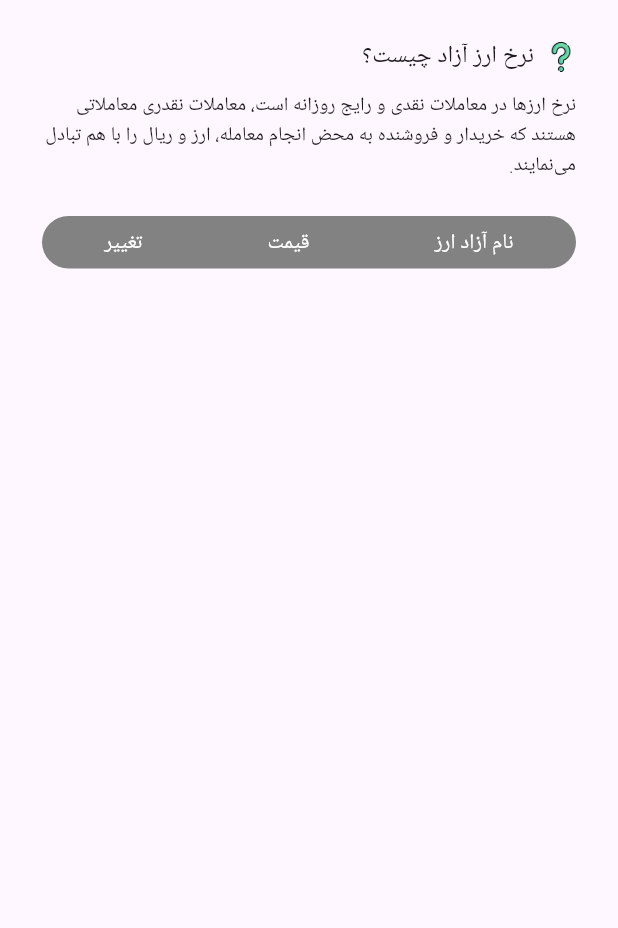
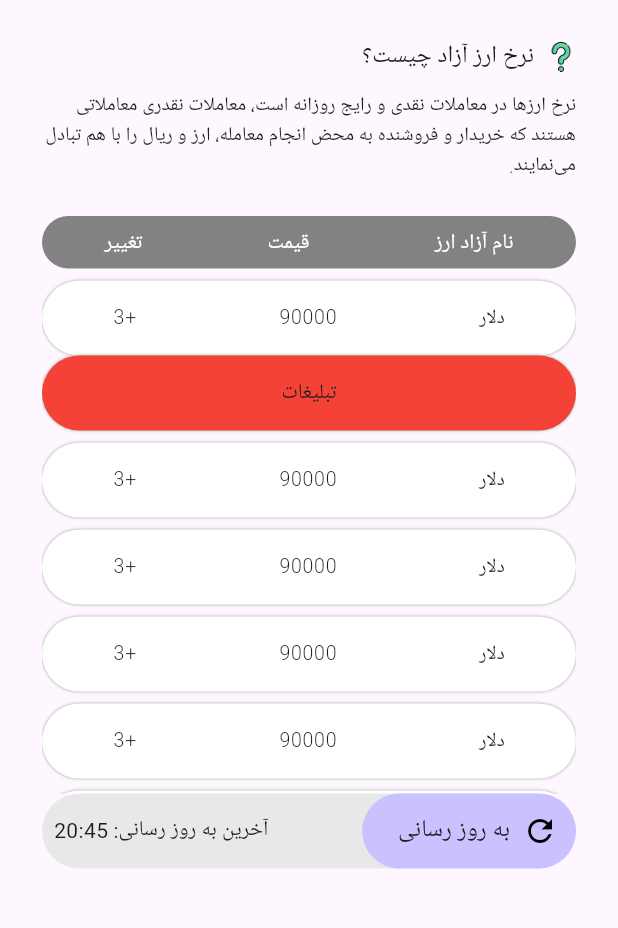
Before and after one commit to mohadesealijanii/flutter, a Flutter app: the screen it shows after launch, on a phone screen of 412 x 824 dp, the part 84-1012 px from its top. Run offline on Flutter 3.47's test engine with Material 3 defaults, Android fonts, the phone set to English and light mode, and no system bars; Roboto replaces fonts that are missing (irancell).

Commit message:
sun office

```diff
--- a/lib/main.dart
+++ b/lib/main.dart
@@ -1,3 +1,4 @@
+import 'package:flutter/cupertino.dart';
 import 'package:flutter/material.dart';
 import 'package:flutter_localizations/flutter_localizations.dart';
 
@@ -73,7 +74,7 @@ class Home extends StatelessWidget {
           const SizedBox(width: 8),
         ],
       ),
-      body: Padding(
+      body: SingleChildScrollView(
         padding: const EdgeInsets.all(28.0),
         child: Column(
           children: [
@@ -121,9 +122,142 @@ class Home extends StatelessWidget {
                 ),
               ),
             ),
+            SizedBox(
+              width: double.infinity,
+              height: 350,
+              child: ListView.separated(
+                physics: BouncingScrollPhysics(),
+                itemCount: 20,
+                itemBuilder: (BuildContext context, int position) {
+                  return Padding(
+                    padding: const EdgeInsets.fromLTRB(0, 8, 0, 0),
+                    child: MyItem(),
+                  );
+                },
+                separatorBuilder: (BuildContext context, int index) {
+                  if (index % 9 == 0) {
+                    return Ads();
+                  } else {
+                    return SizedBox.shrink();
+                  }
+                },
+              ),
+            ),
+            Container(
+              width: double.infinity,
+              height: 50,
+              decoration: BoxDecoration(
+                color: Color.fromARGB(255, 232, 232, 232),
+                borderRadius: BorderRadius.circular(1000),
+              ),
+              child: Row(
+                mainAxisAlignment: MainAxisAlignment.spaceBetween,
+                children: [
+                  SizedBox(
+                    height: 50,
+                    child: TextButton.icon(
+                      style: ButtonStyle(
+                        backgroundColor: WidgetStateProperty.all(
+                          Color.fromARGB(255, 202, 193, 255),
+                        ),
+                        shape: WidgetStateProperty.all<RoundedRectangleBorder>(
+                          RoundedRectangleBorder(
+                            borderRadius: BorderRadius.circular(1000),
+                          ),
+                        ),
+                      ),
+                      onPressed: () => _showSnackBar(
+                        context,
+                        "به روز رسانی با موفقیت انجام شد!",
+                      ),
+                      icon: const Icon(
+                        Icons.refresh,
+                        color: Colors.black,
+                        size: 24,
+                      ),
+                      //update button box
+                      label: Padding(
+                        padding: const EdgeInsets.fromLTRB(8, 0, 0, 0),
+                        child: Text(
+                          "به روز رسانی",
+                          style: Theme.of(context).textTheme.displayLarge,
+                        ),
+                      ),
+                    ),
+                  ),
+                  Padding(
+                    padding: const EdgeInsets.fromLTRB(8, 0, 0, 0),
+                    child: Text("آخرین به روز رسانی: ${_getTime()}"),
+                  ),
+                ],
+              ),
+            ),
           ],
         ),
       ),
     );
   }
+
+  String _getTime() {
+    return "20:45";
+  }
 }
+
+void _showSnackBar(BuildContext context, String msg) {
+  ScaffoldMessenger.of(context).showSnackBar(
+    SnackBar(
+      content: Text(msg, style: Theme.of(context).textTheme.bodyLarge),
+      backgroundColor: Colors.white,
+    ),
+  );
+}
+
+class MyItem extends StatelessWidget {
+  const MyItem({super.key});
+
+  @override
+  Widget build(BuildContext context) {
+    return Container(
+      width: double.infinity,
+      height: 50,
+      decoration: BoxDecoration(
+        boxShadow: <BoxShadow>[BoxShadow(blurRadius: 1.0, color: Colors.grey)],
+        color: Colors.white,
+        borderRadius: BorderRadius.circular(1000),
+      ),
+      child: Row(
+        mainAxisAlignment: MainAxisAlignment.spaceAround,
+        children: [
+          Text("دلار", style: Theme.of(context).textTheme.bodyLarge),
+
+          Text("90000", style: Theme.of(context).textTheme.bodyLarge),
+
+          Text("+3", style: Theme.of(context).textTheme.bodyLarge),
+        ],
+      ),
+    );
+  }
+}
+
+class Ads extends StatelessWidget {
+  const Ads({super.key});
+
+  @override
+  Widget build(BuildContext context) {
+    return Container(
+      width: double.infinity,
+      height: 50,
+      decoration: BoxDecoration(
+        boxShadow: <BoxShadow>[BoxShadow(blurRadius: 1.0, color: Colors.grey)],
+        color: Colors.red,
+        borderRadius: BorderRadius.circular(1000),
+      ),
+      child: Row(
+        mainAxisAlignment: MainAxisAlignment.spaceAround,
+        children: [
+          Text("تبلیغات", style: Theme.of(context).textTheme.bodyMedium),
+        ],
+      ),
+    );
+  }
+}
```
